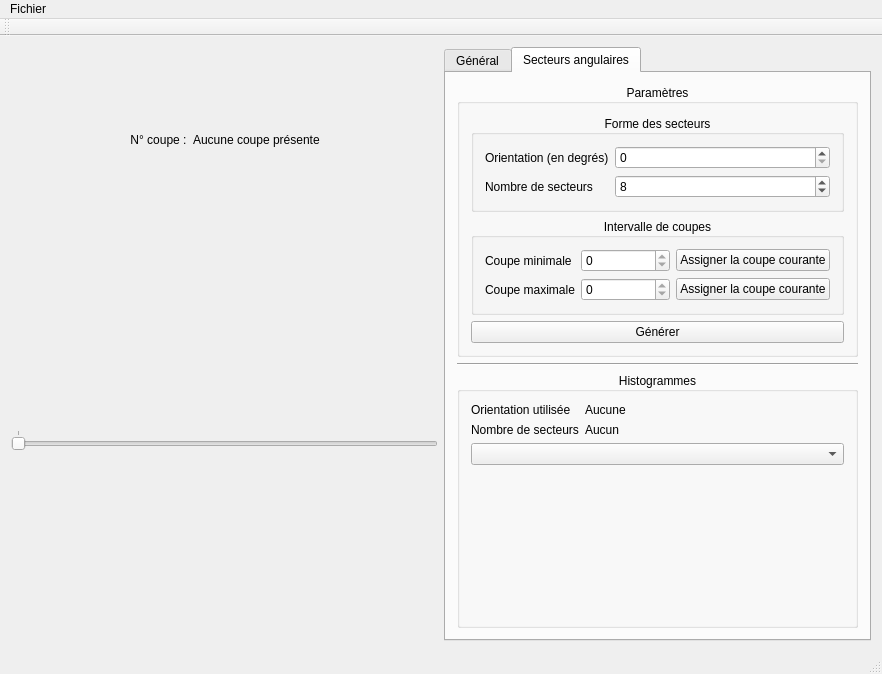
akrah/TKDetection, file ui/mainwindow.ui: the form before one commit.
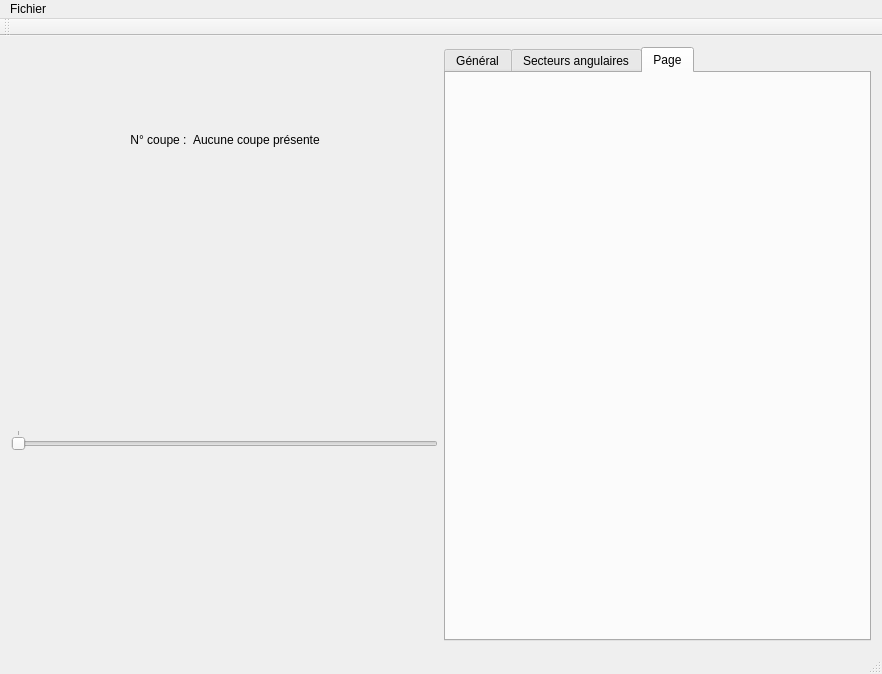
The form after the commit. Custom widgets are drawn as their Qt base class.

What changed in the file:
```diff
--- a/ui/mainwindow.ui
+++ b/ui/mainwindow.ui
@@ -101,7 +101,7 @@
     <item>
      <widget class="QTabWidget" name="_tabs">
       <property name="currentIndex">
-       <number>1</number>
+       <number>2</number>
       </property>
       <widget class="QWidget" name="_tabGeneral">
        <attribute name="title">
@@ -428,6 +428,21 @@
         </item>
        </layout>
       </widget>
+      <widget class="QWidget" name="tab">
+       <attribute name="title">
+        <string>Page</string>
+       </attribute>
+       <widget class="QwtPolarPlot" name="_polarTest">
+        <property name="geometry">
+         <rect>
+          <x>30</x>
+          <y>30</y>
+          <width>400</width>
+          <height>400</height>
+         </rect>
+        </property>
+       </widget>
+      </widget>
      </widget>
     </item>
    </layout>
@@ -484,6 +499,11 @@
    <extends>QFrame</extends>
    <header>qwt_plot.h</header>
   </customwidget>
+  <customwidget>
+   <class>QwtPolarPlot</class>
+   <extends>QFrame</extends>
+   <header>qwt_polar_plot.h</header>
+  </customwidget>
   <customwidget>
    <class>QxtSpanSlider</class>
    <extends>QSlider</extends>
```
Left out of the diff: 3 changed lines with no effect on the pictures.
